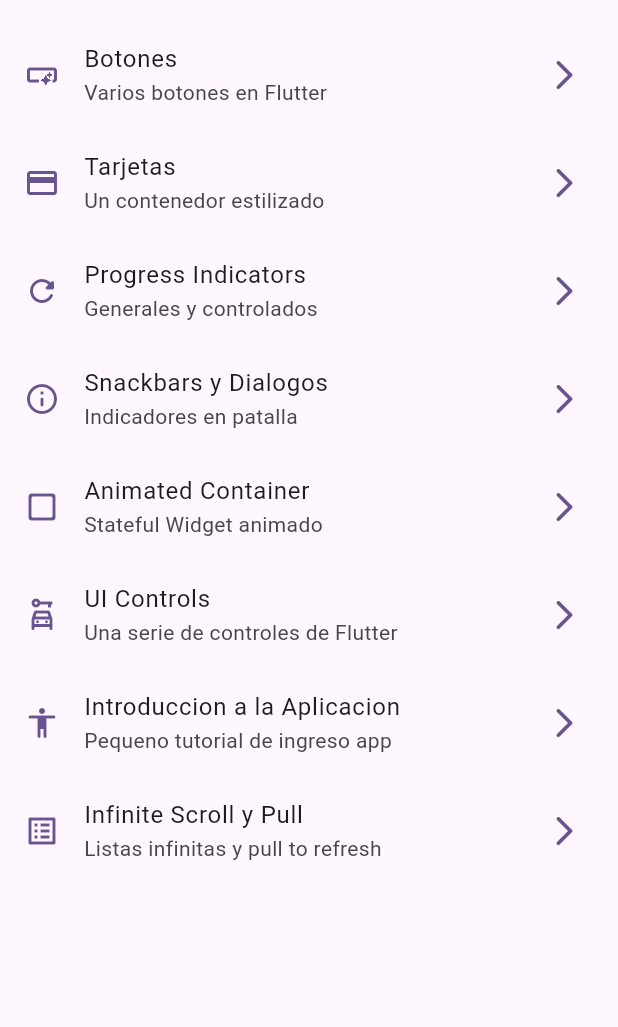
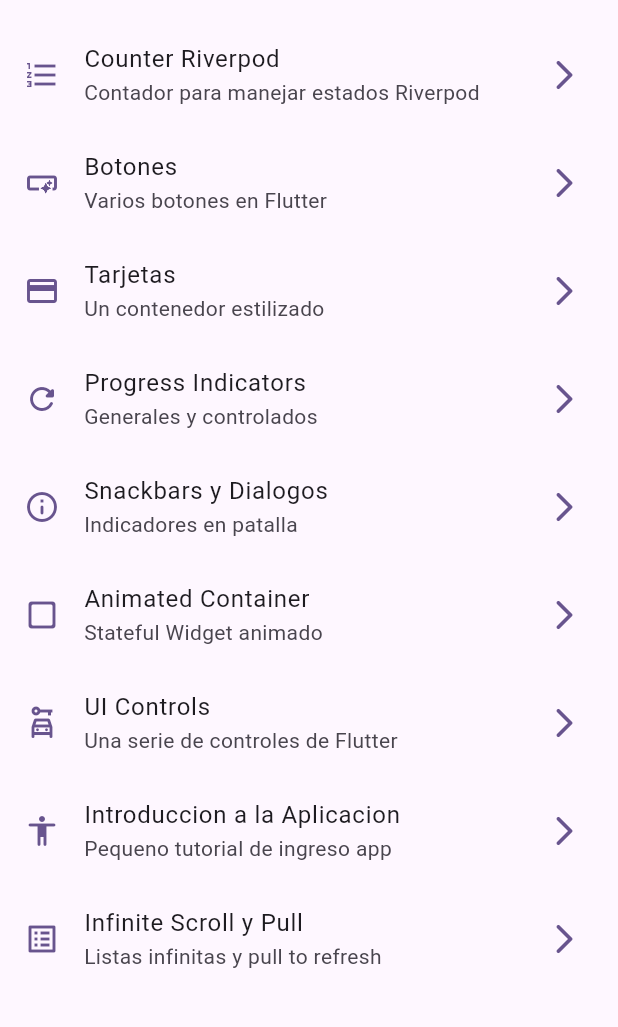
Before and after one commit to Geinersb/widgets_app, a Flutter app: the screen it shows after launch, on a phone screen of 412 x 824 dp, the part 63-1090 px from its top. Run offline on Flutter 3.47's test engine with Material 2 defaults, Android fonts, the phone set to English and light mode, and no system bars; our stand-ins replace animate_do, go_router.

Commit message:
se crea screen para iniciar Riverpod

```diff
--- a/lib/config/menu/menu_items.dart
+++ b/lib/config/menu/menu_items.dart
@@ -14,6 +14,11 @@ class MenuItem {
 }
 
 const appMenuItems = <MenuItem>[
+  MenuItem(
+      title: 'Counter Riverpod',
+      subtitle: 'Contador para manejar estados Riverpod',
+      url: '/counter',
+      icon: Icons.format_list_numbered),
   MenuItem(
       title: 'Botones',
       subtitle: 'Varios botones en Flutter',
--- a/lib/config/router/app_router.dart
+++ b/lib/config/router/app_router.dart
@@ -1,5 +1,6 @@
 
 import 'package:go_router/go_router.dart';
+import 'package:widgets_app/presentation/screens/counter/counter_screen.dart';
 import 'package:widgets_app/presentation/screens/screens.dart';
 
 
@@ -61,6 +62,12 @@ routes: [
   builder:(context,state) => const InifiniteScrollScreen()
   ),
 
+  GoRoute(
+  path: '/counter',
+  name: CounterScreen.name,
+  builder:(context,state) => const CounterScreen()
+  ),
+
 
 
 
```
Also changed, not shown: lib/presentation/screens/counter/counter_screen.dart (added, +30 -0 lines).
